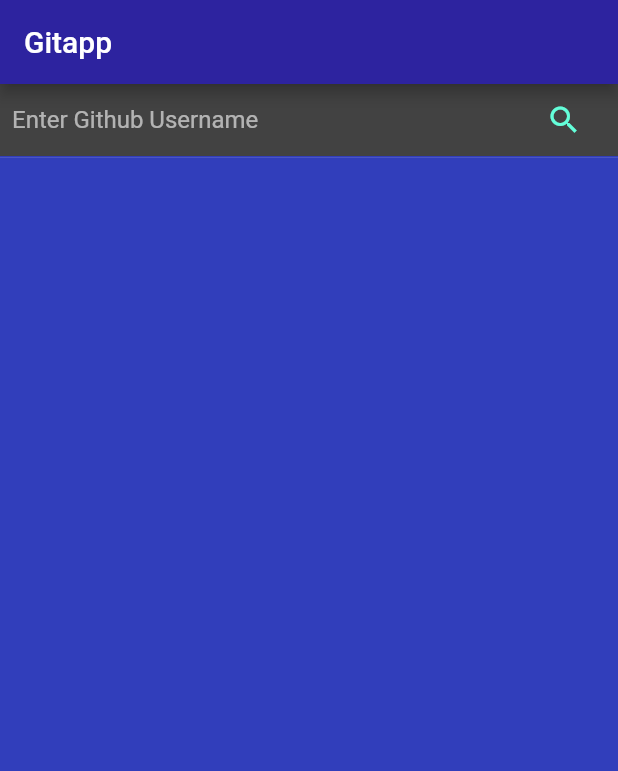
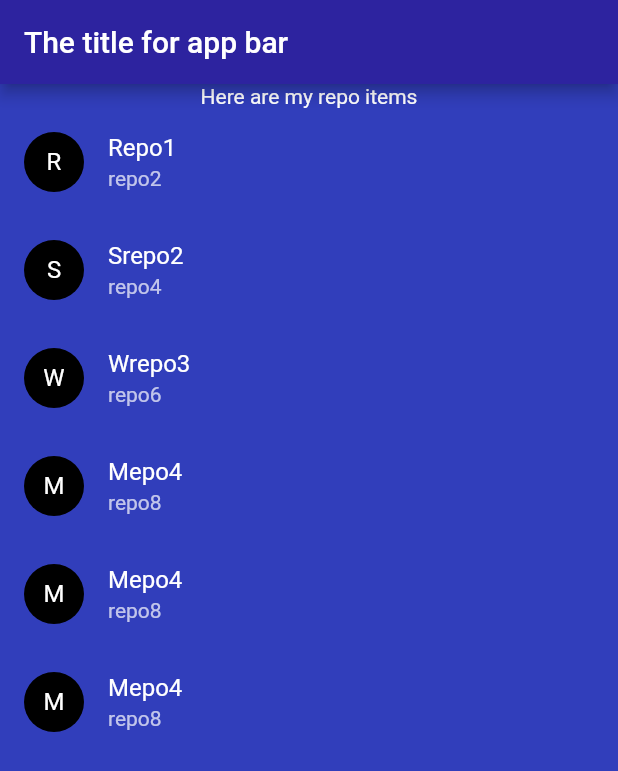
Before and after one commit to MasterKiller1239/Flutter-git-app, a Flutter app: the screen it shows after launch, on a phone screen of 412 x 824 dp. Shown: the top 771 px of the screen. Run offline on Flutter 3.47's test engine with Material 2 defaults, Android fonts, the light colour scheme and no system bars.

Commit message:
Working version

```diff
--- a/gitapp/lib/main.dart
+++ b/gitapp/lib/main.dart
@@ -1,4 +1,5 @@
 import 'package:flutter/material.dart';
+import 'package:gitapp/repo_details/user_repo_page.dart';
 import 'package:gitapp/users_list/User_card.dart';
 import 'package:gitapp/users_list/user.dart';
 import 'package:gitapp/users_list/users_list.dart';
@@ -18,7 +19,8 @@ class MyApp extends StatelessWidget {
 
         brightness: Brightness.dark
       ),
-      home: MyHomePage(title: 'Gitapp'),
+      home: UserRepoPage(),
+      //home: MyHomePage(title: 'Gitapp'),
     );
   }
 }
--- /dev/null
+++ b/gitapp/lib/repo_details/user_repo.dart
@@ -0,0 +1,6 @@
+class UserRepo {
+  final String name;
+  final String url;
+
+  UserRepo(this.name, this.url);
+}
--- /dev/null
+++ b/gitapp/lib/repo_details/user_repo_list_presenter.dart
@@ -0,0 +1,22 @@
+import 'package:gitapp/repo_details/user_repo.dart';
+import 'package:gitapp/repo_details/user_repo_page.dart';
+
+class UserRepoListPresenter {
+
+final UserRepoPage view;
+
+  UserRepoListPresenter(this.view);
+
+  List<UserRepo> getRepos() {
+    //Network call
+    var array = [
+      UserRepo("Repo1", "repo2"),
+      UserRepo("Srepo2", "repo4"),
+      UserRepo("Wrepo3", "repo6"),
+      UserRepo("Mepo4", "repo8"),
+      UserRepo("Mepo4", "repo8"),
+      UserRepo("Mepo4", "repo8"),
+    ];
+    return array;
+  }
+}
--- /dev/null
+++ b/gitapp/lib/repo_details/user_repo_page.dart
@@ -0,0 +1,54 @@
+import 'package:flutter/cupertino.dart';
+import 'package:flutter/material.dart';
+import 'package:gitapp/repo_details/user_repo.dart';
+import 'package:gitapp/repo_details/user_repo_list_presenter.dart';
+
+class UserRepoPage extends StatelessWidget {
+
+late UserRepoListPresenter presenter;
+
+UserRepoPage() {
+  presenter = UserRepoListPresenter(this);
+}
+  @override
+  Widget build(BuildContext context) {
+    return Scaffold(
+      //Important add the app bar to the Scaffold
+      appBar: new AppBar(
+        title: new Text("The title for app bar"),
+      ),
+      //Add the body of the layout
+      body: Column(
+        children: [
+          Text("Here are my repo items"),
+          UserRepoList(presenter.getRepos()),
+        ],
+      ),
+    );
+  }
+}
+
+class UserRepoList extends StatelessWidget {
+
+  final List<UserRepo> elements;
+
+  UserRepoList(this.elements);
+
+  @override
+  Widget build(BuildContext context) {
+    return ListView.builder(
+      shrinkWrap: true,
+      itemCount: elements.length,
+      itemBuilder: (context, index) {
+        final item = elements[index];
+        return ListTile(
+          leading: CircleAvatar(
+            child: Text(item.name.substring(0, 1)),
+          ),
+          title: Text(item.name),
+          subtitle: Text(item.url),
+        );
+      },
+    );
+  }
+}
```
Also changed, not shown: gitapp/lib/user_details/home.dart (+44 -3 lines).
